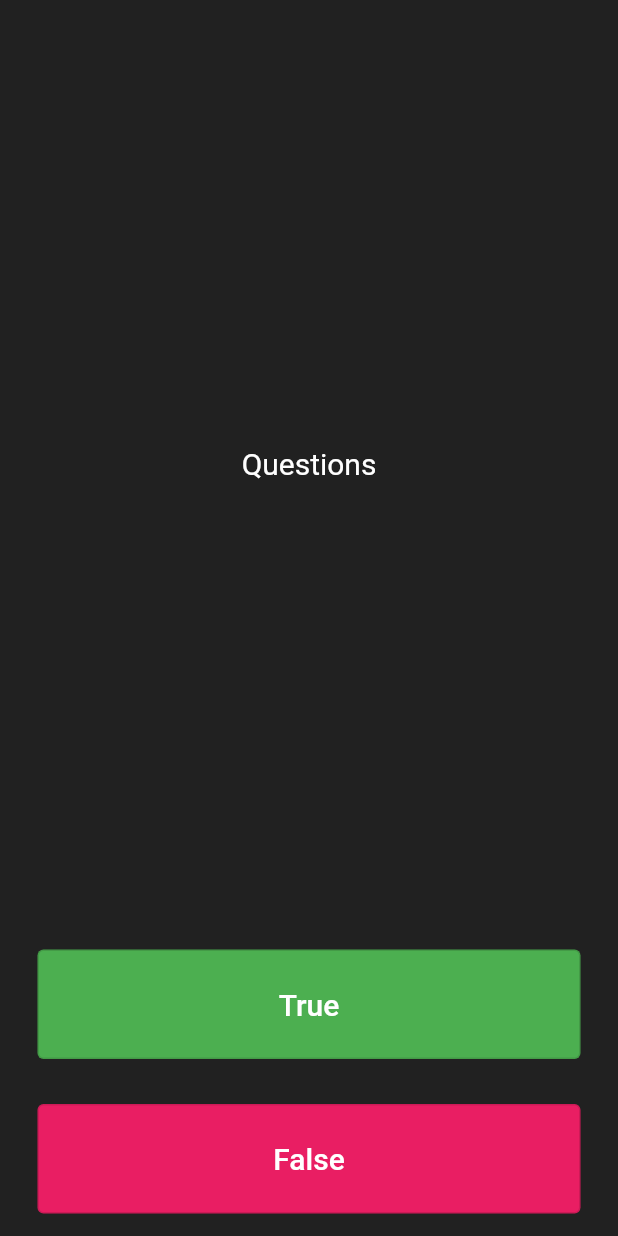
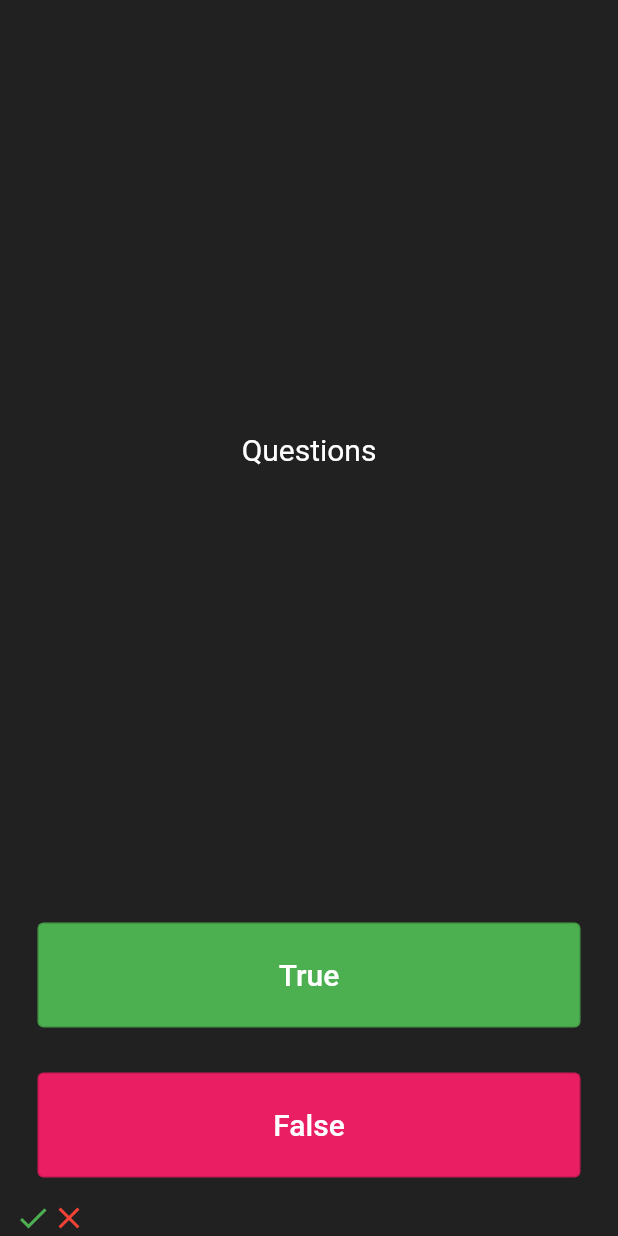
Before and after one commit to Krupa10/quizzler_app, a Flutter app: the screen it shows after launch, on a phone screen of 412 x 824 dp. Run offline on Flutter 3.47's test engine with Material 2 defaults, Android fonts, the phone set to English and light mode, and no system bars.

Commit message:
Basic implementation of widgets

```diff
--- a/lib/main.dart
+++ b/lib/main.dart
@@ -69,7 +69,19 @@ class _QuizPageState extends State<QuizPage> {
                 "False",
                 style: TextStyle(fontSize: 20, color: Colors.white),
               )),
-        ))
+        )),
+        Row(
+          children: const [
+            Icon(
+              Icons.check,
+              color: Colors.green,
+            ),
+            Icon(
+              Icons.close,
+              color: Colors.red,
+            ),
+          ],
+        )
       ],
     );
   }
```
